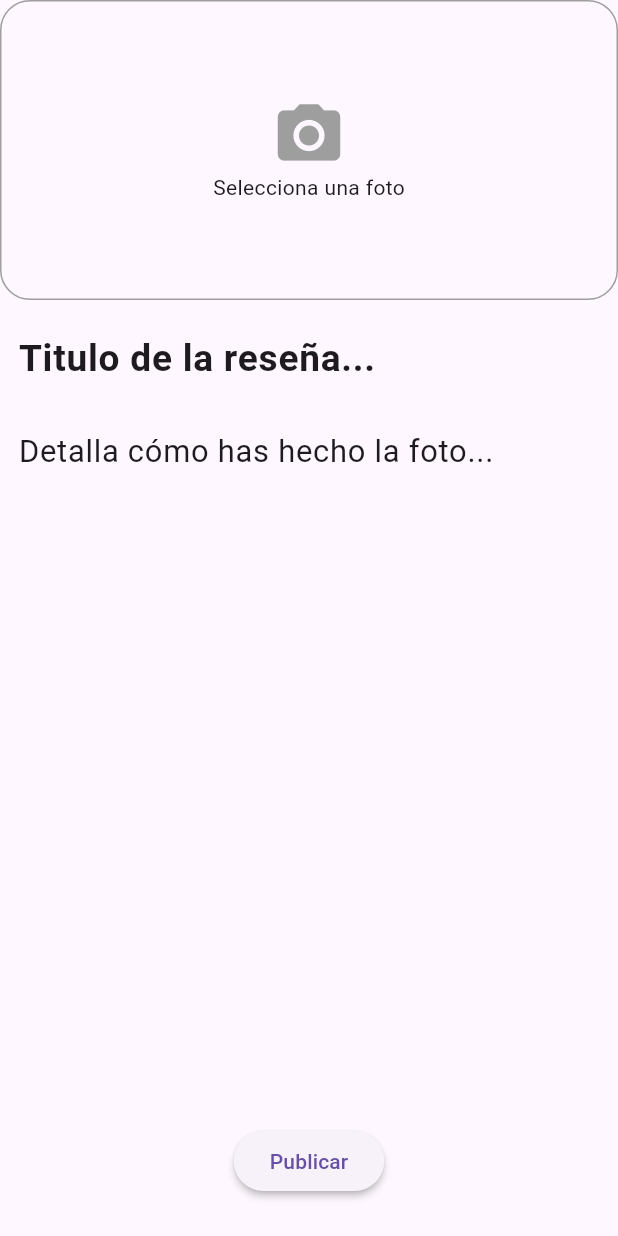
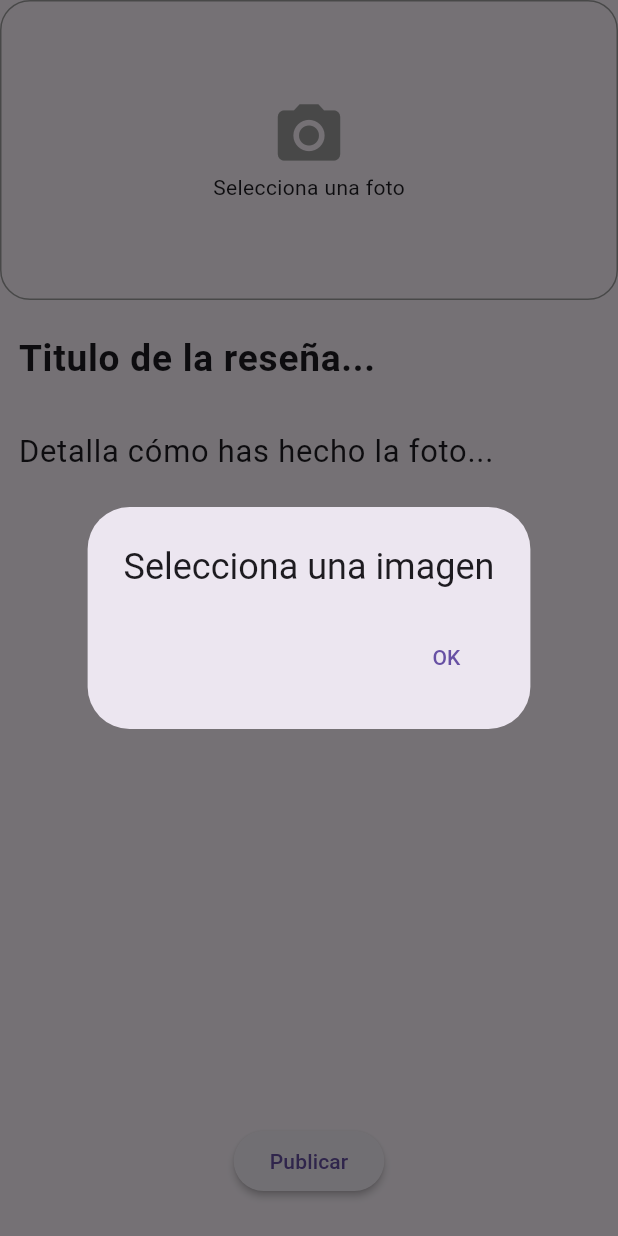
Before and after one commit to SSWOZon3/pic_location, a Flutter app: the CreateReviewScreen widget shown alone on an empty page, opened directly with empty values, after a tap on "Publicar", on a phone screen of 412 x 824 dp. Run offline on Flutter 3.47's test engine with Material 3 defaults, Android fonts, the phone set to English and light mode, and no system bars; our stand-ins replace flutter_riverpod, flutter_secure_storage, google_maps_flutter, image_picker; accounts and stored records are empty; network calls fail.

Commit message:
image upload ready

```diff
--- a/lib/providers/review_state.dart
+++ b/lib/providers/review_state.dart
@@ -23,13 +23,13 @@ class ReviewState extends StateNotifier<ReviewData> {
     state = newReview;
   }
 
-  Future<void> publishReview(double latitude, double longitude, Future<Uint8List> image,
+  Future<void> publishReview(double latitude, double longitude, String imagePath, String title, String description,
       {required Function(ReviewData) onReviewPublished}) async {
     String accessToken = ref.read(sessionStateProvider).accessToken;
 
-    if (state.title.isNotEmpty && state.description.isNotEmpty) {
+    if (title.isNotEmpty && description.isNotEmpty) {
       final response = await _reviewService.submitReview(
-          state.title, state.description, latitude, longitude, accessToken);
+          title, description, latitude, longitude, imagePath, accessToken);
       onReviewPublished(response);
     }
   }
--- a/lib/ui/screens/create_review_screen.dart
+++ b/lib/ui/screens/create_review_screen.dart
@@ -2,16 +2,20 @@ import 'dart:io';
 import 'dart:typed_data';
 import 'package:flutter/material.dart';
 import 'package:flutter_riverpod/flutter_riverpod.dart';
+import 'package:google_maps_flutter/google_maps_flutter.dart';
 import 'package:image_picker/image_picker.dart';
 import 'package:pic_location/providers/user_provider.dart';
+import '../../models/review_data.dart';
+import '../../providers/map_state.dart';
 import '../../providers/review_state.dart';
 
 class CreateReviewScreen extends ConsumerStatefulWidget {
   final String markerId;
   final ScrollController scrollController;
+  final LatLng location;
 
   const CreateReviewScreen(
-      {Key? key, required this.markerId, required this.scrollController})
+      {Key? key, required this.markerId, required this.scrollController, required this.location})
       : super(key: key);
 
   @override
@@ -21,8 +25,7 @@ class CreateReviewScreen extends ConsumerStatefulWidget {
 class CreateReviewScreenState extends ConsumerState<CreateReviewScreen> {
   final titleController = TextEditingController();
   final descriptionController = TextEditingController();
-  XFile? _image;
-  Uint8List? _imageInBytes;
+  XFile? _selectedImage;
 
   @override
   void initState() {
@@ -44,11 +47,9 @@ class CreateReviewScreenState extends ConsumerState<CreateReviewScreen> {
         await ImagePicker().pickImage(source: ImageSource.gallery);
 
     if (pickedFile != null) {
-      final imageInBytes = await pickedFile.readAsBytes();
 
       setState(() {
-        _image = pickedFile;
-        _imageInBytes = imageInBytes;
+        _selectedImage = pickedFile;
       });
     }
   }
@@ -60,6 +61,41 @@ class CreateReviewScreenState extends ConsumerState<CreateReviewScreen> {
     final userProvider = ref.read(userStateProvider.notifier);
     final screenSize = MediaQuery.of(context).size;
 
+    void publishReview() {
+      if (_selectedImage == null) {
+        showDialog(
+          context: context,
+          builder: (BuildContext context) {
+            return AlertDialog(
+              title: const Text('Selecciona una imagen'),
+              actions: <Widget>[
+                TextButton(
+                  child: const Text('OK'),
+                  onPressed: () {
+                    Navigator.of(context).pop();
+                  },
+                ),
+              ],
+            );
+          },
+        );
+        return;
+      }
+      ref
+          .read(reviewStateProvider.notifier)
+          .publishReview(
+            widget.location.latitude,
+            widget.location.longitude,
+            _selectedImage!.path,
+            titleController.text,
+            descriptionController.text,
+            onReviewPublished: (ReviewData updatedReviewData) {
+              ref
+                .read(mapStateProvider.notifier)
+                .updateMarker(widget.location, reviewData.id);
+            });
+    }
+
     return Stack(children: [
       SingleChildScrollView(
         controller: widget.scrollController,
@@ -68,7 +104,7 @@ class CreateReviewScreenState extends ConsumerState<CreateReviewScreen> {
           children: <Widget>[
             GestureDetector(
               onTap: _pickImage,
-              child: _image != null
+              child: _selectedImage != null
                   ? Container(
                       // TODO: poner todo con porcentajes
                       clipBehavior: Clip.antiAlias,
@@ -85,7 +121,7 @@ class CreateReviewScreenState extends ConsumerState<CreateReviewScreen> {
                           ),
                         ],
                       ),
-                      child: Image.file(File(_image!.path), fit: BoxFit.cover))
+                      child: Image.file(File(_selectedImage!.path), fit: BoxFit.cover))
                   : Container( // TODO: poner todo con porcentajes
                       height: 200,
                       decoration: BoxDecoration(
@@ -143,9 +179,9 @@ class CreateReviewScreenState extends ConsumerState<CreateReviewScreen> {
         child: ElevatedButton(
           style: ElevatedButton.styleFrom(elevation: 2),
           onPressed: () {
-            // TODO: Conectar esto con el back
+            publishReview();
           },
-          child: Text('Publicar'),
+          child: const Text('Publicar'),
         ),
       ),
     ]);
--- a/lib/ui/screens/map_screen.dart
+++ b/lib/ui/screens/map_screen.dart
@@ -105,7 +105,7 @@ class MapScreen extends ConsumerWidget {
           expand: false,
           shouldCloseOnMinExtent: false,
           builder: (BuildContext context, ScrollController scrollController) {
-            return CreateReviewScreen(markerId: markerId, scrollController: scrollController);
+            return CreateReviewScreen(markerId: markerId, scrollController: scrollController, location: location);
           },
         );
       },
--- a/pubspec.yaml
+++ b/pubspec.yaml
@@ -42,6 +42,7 @@ dependencies:
   geolocator: 10.1.0
   flutter_secure_storage: 9.0.0
   shimmer: ^3.0.0
+  path: ^1.8.3
 
 dev_dependencies:
   build_runner: 2.4.7
```
Also changed, not shown: lib/services/review_service.dart (+37 -15 lines), lib/ui/screens/add_location_details_screen.dart (+11 -4 lines), pubspec.lock.
